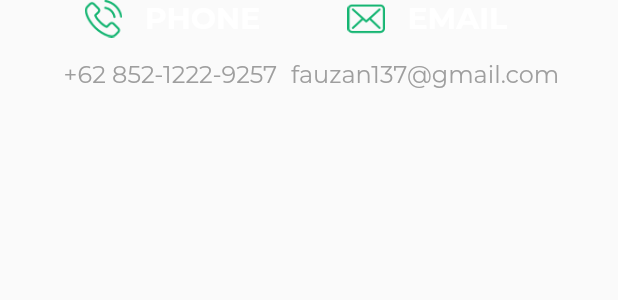
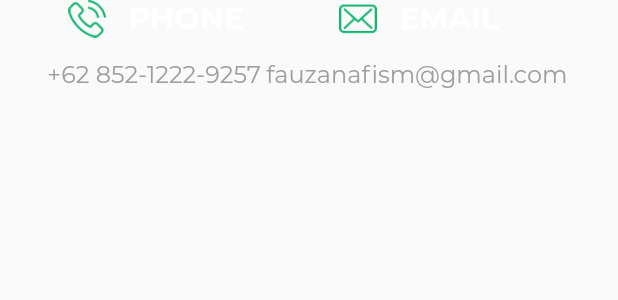
Before and after one commit to fauzanafism/web_porto, a Flutter app: the Contact widget shown alone on an empty page, opened directly, on a phone screen of 412 x 824 dp. Shown: the top 300 px of the screen. Run offline on Flutter 3.47's test engine with Material 2 defaults, Android fonts, the phone set to English and light mode, and no system bars; our stand-ins replace responsive_framework; missing offline and left inert: dart:html.

Commit message:
changed email

```diff
--- a/lib/ui/components/contact.dart
+++ b/lib/ui/components/contact.dart
@@ -30,7 +30,7 @@ class Contact extends StatelessWidget {
           ContactItem(
               iconPath: 'res/images/email.png',
               title: 'EMAIL',
-              text1: 'fauzan137@gmail.com'),
+              text1: 'fauzanafism@gmail.com'),
         ],
       ),
     );
```
